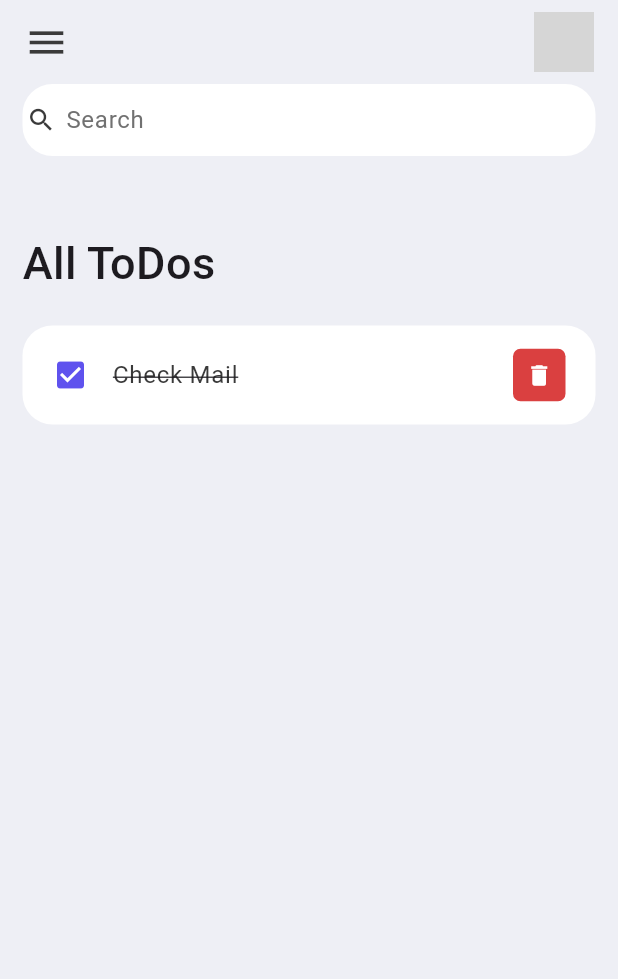
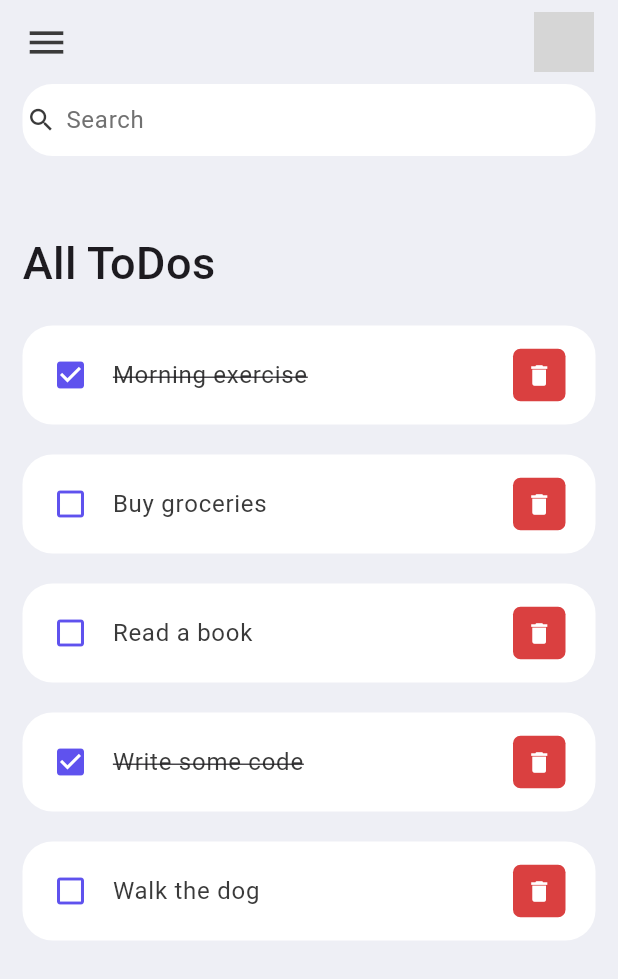
Before and after one commit to vohoangloc123/ToDoList, a Flutter app: the screen it shows after launch, on a phone screen of 412 x 824 dp. Shown: the top 979 px of the screen. Run offline on Flutter 3.47's test engine with Material 3 defaults, Android fonts, the phone set to English and light mode, and no system bars; grey boxes are pictures that could not be loaded.

```diff
--- /dev/null
+++ b/lib/models/todo.dart
@@ -0,0 +1,21 @@
+class ToDo {
+  String? id;
+  String? todoText;
+  bool isDone;
+
+  ToDo({
+    required this.id,
+    required this.todoText,
+    this.isDone = false,
+  });
+
+  static List<ToDo> todoList() {
+    return [
+      ToDo(id: '01', todoText: 'Morning exercise', isDone: true),
+      ToDo(id: '02', todoText: 'Buy groceries', isDone: false),
+      ToDo(id: '03', todoText: 'Read a book', isDone: false),
+      ToDo(id: '04', todoText: 'Write some code', isDone: true),
+      ToDo(id: '05', todoText: 'Walk the dog', isDone: false),
+    ];
+  }
+}
--- a/lib/screens/home/home.dart
+++ b/lib/screens/home/home.dart
@@ -1,8 +1,11 @@
 import 'package:flutter/material.dart';
 import 'package:to_do_list/constants/colors/colors.dart';
 import 'package:to_do_list/widgets/todo_item.dart';
+
+import '../../models/todo.dart';
 class Home extends StatelessWidget {
-  const Home({Key? key}) : super(key: key);
+  Home({Key? key}) : super(key: key);
+  final todosList=ToDo.todoList();
 
   @override
   Widget build(BuildContext context) {
@@ -29,7 +32,8 @@ class Home extends StatelessWidget {
                       ),
                     ),
                   ),
-                  TodoItem()
+                  for(ToDo todo in todosList)
+                  TodoItem(todo: todo),
                 ],
               ),
               )
--- a/lib/widgets/todo_item.dart
+++ b/lib/widgets/todo_item.dart
@@ -1,24 +1,29 @@
 import 'package:flutter/cupertino.dart';
 import 'package:flutter/material.dart';
 import 'package:to_do_list/constants/colors/colors.dart';
+import 'package:to_do_list/models/todo.dart';
 
 class TodoItem extends StatelessWidget {
-  const TodoItem({super.key});
+  final ToDo todo;
+  const TodoItem({Key?key, required this.todo}):super(key:key);
 
   @override
   Widget build(BuildContext context) {
     return Container(
+        margin: EdgeInsets.only(bottom:20),
         child: ListTile(
           onTap: (){},
           shape: RoundedRectangleBorder(borderRadius: BorderRadius.circular(20),
           ),
           contentPadding:  EdgeInsets.symmetric(horizontal: 20, vertical: 5),
           tileColor: Colors.white,
-          leading: Icon(Icons.check_box, color: tdBlue),
-          title: Text('Check Mail',
-            style: TextStyle(fontSize:16,
+          leading: Icon(todo.isDone? Icons.check_box: Icons.check_box_outline_blank, color: tdBlue),
+          title: Text(
+            todo.todoText!,
+            style: TextStyle(
+              fontSize:16,
               color: tdBlack,
-              decoration: TextDecoration.lineThrough,
+              decoration: todo.isDone? TextDecoration.lineThrough: null,
             ),
           ),
           trailing: Container(
@@ -33,7 +38,9 @@ class TodoItem extends StatelessWidget {
               color: Colors.white,
               iconSize: 18,
               icon: Icon(Icons.delete),
-              onPressed: (){},
+              onPressed: (){
+                print('Clicked on delete icon');
+              },
             ),
           ),
         ));
```
